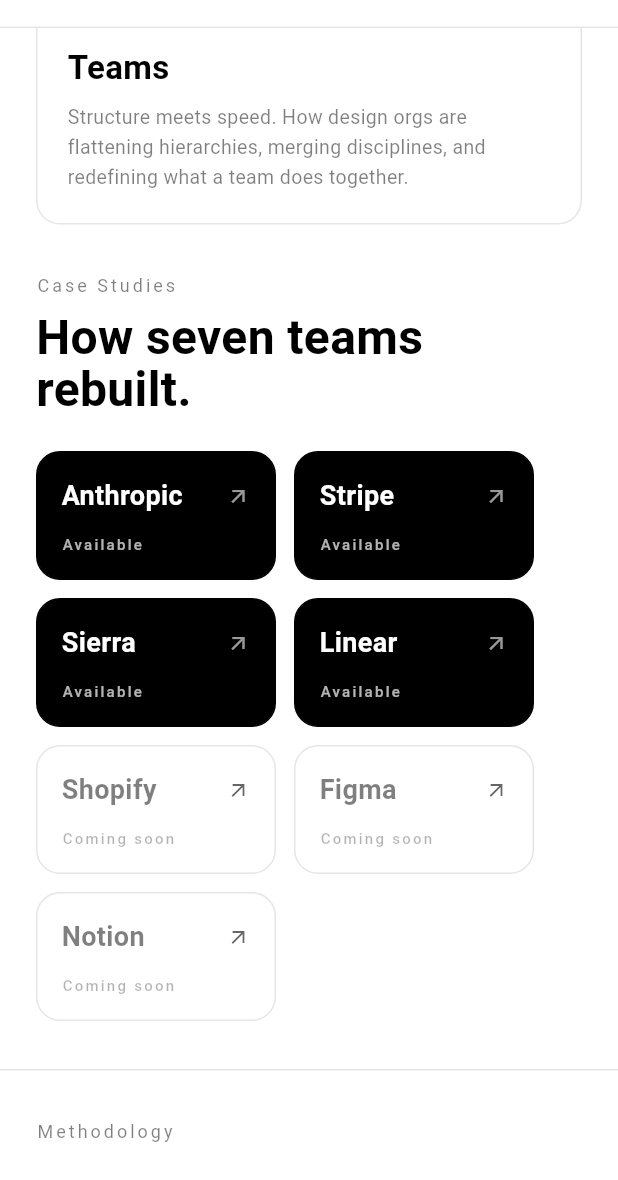
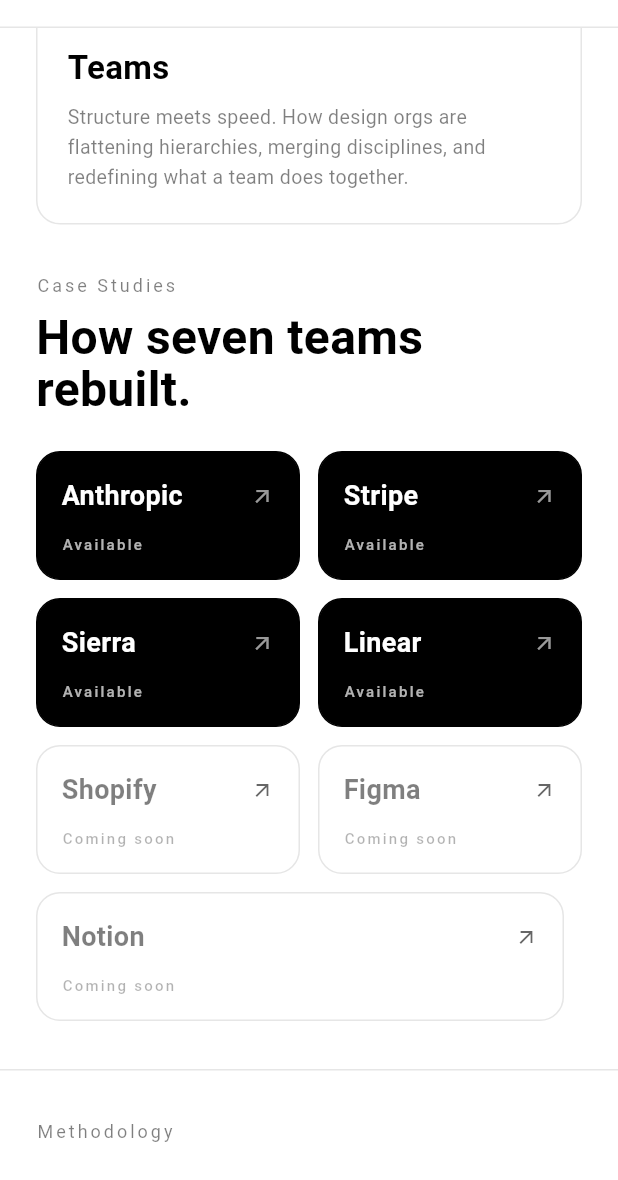
Before and after one commit to fantasiavsr/editorial_apk, a Flutter app: the screen it shows after launch, scrolled down 1152 dp, on a phone screen of 412 x 824 dp, the part 56-1236 px from its top. Run offline on Flutter 3.47's test engine with Material 3 defaults, Android fonts, the light colour scheme and no system bars.

Commit message:
chore: case studies card to use LayoutBuilder calculates maxCols = clamp(2, 4) based on width, then splits cards into Row groups with Expanded cards and spacing — always minimum 2 cards per row, dynamic width.

```diff
--- a/lib/pages/main_page.dart
+++ b/lib/pages/main_page.dart
@@ -128,10 +128,11 @@
                         ),
                       ),
                       const SizedBox(height: 24),
-                      const Wrap(
-                        spacing: 12,
-                        runSpacing: 12,
-                        children: [
+                      LayoutBuilder(
+                        builder: (context, constraints) {
+                          const spacing = 12.0;
+                          final maxCols = ((constraints.maxWidth + spacing) / 200).floor().clamp(2, 4);
+                          final cards = const [
                             StudyCard(co: 'Anthropic', ready: true),
                             StudyCard(co: 'Stripe', ready: true),
                             StudyCard(co: 'Sierra', ready: true),
@@ -139,7 +140,19 @@
                             StudyCard(co: 'Shopify', ready: false),
                             StudyCard(co: 'Figma', ready: false),
                             StudyCard(co: 'Notion', ready: false),
-                        ],
+                          ];
+                          final rows = <Widget>[];
+                          for (var i = 0; i < cards.length; i += maxCols) {
+                            final row = <Widget>[];
+                            for (var j = 0; j < maxCols && i + j < cards.length; j++) {
+                              row.add(Expanded(child: cards[i + j]));
+                              if (j < maxCols - 1) row.add(const SizedBox(width: spacing));
+                            }
+                            rows.add(Row(children: row));
+                            if (i + maxCols < cards.length) rows.add(const SizedBox(height: spacing));
+                          }
+                          return Column(crossAxisAlignment: CrossAxisAlignment.stretch, children: rows);
+                        },
                       ),
                     ],
                   ),
```
Lines whose indentation alone changed are shown as unchanged.
